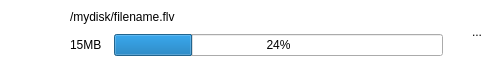
The window that plugin/filelistitem.ui (yuliswe/compress-video-ui) describes before a commit, drawn with Qt 5.
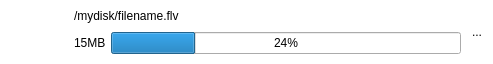
The same window after the commit. Icons and pictures are not drawn.

What changed in the file:
```diff
--- a/plugin/filelistitem.ui
+++ b/plugin/filelistitem.ui
@@ -11,7 +11,7 @@
    </rect>
   </property>
   <property name="sizePolicy">
-   <sizepolicy hsizetype="Expanding" vsizetype="Fixed">
+   <sizepolicy hsizetype="Expanding" vsizetype="Maximum">
     <horstretch>0</horstretch>
     <verstretch>0</verstretch>
    </sizepolicy>
@@ -54,6 +54,9 @@
 }</string>
   </property>
   <layout class="QHBoxLayout" name="horizontalLayout">
+   <property name="spacing">
+    <number>0</number>
+   </property>
    <property name="sizeConstraint">
     <enum>QLayout::SetMaximumSize</enum>
    </property>
@@ -92,6 +95,19 @@
     </widget>
    </item>
    <item>
+    <widget class="QWidget" name="widget" native="true">
+     <property name="sizePolicy">
+      <sizepolicy hsizetype="Preferred" vsizetype="Maximum">
+       <horstretch>0</horstretch>
+       <verstretch>0</verstretch>
+      </sizepolicy>
+     </property>
+     <property name="maximumSize">
+      <size>
+       <width>16777215</width>
+       <height>64</height>
+      </size>
+     </property>
     <layout class="QVBoxLayout" name="verticalLayout_2">
      <property name="spacing">
       <number>0</number>
@@ -99,6 +115,18 @@
      <property name="sizeConstraint">
       <enum>QLayout::SetDefaultConstraint</enum>
      </property>
+      <property name="leftMargin">
+       <number>10</number>
+      </property>
+      <property name="topMargin">
+       <number>1</number>
+      </property>
+      <property name="rightMargin">
+       <number>0</number>
+      </property>
+      <property name="bottomMargin">
+       <number>1</number>
+      </property>
      <item>
       <widget class="QLabel" name="filename">
        <property name="sizePolicy">
@@ -113,15 +141,40 @@
        <property name="text">
         <string>/mydisk/filename.flv</string>
        </property>
+        <property name="indent">
+         <number>0</number>
+        </property>
       </widget>
      </item>
      <item>
+       <widget class="QWidget" name="widget" native="true">
+        <property name="sizePolicy">
+         <sizepolicy hsizetype="Preferred" vsizetype="Maximum">
+          <horstretch>0</horstretch>
+          <verstretch>0</verstretch>
+         </sizepolicy>
+        </property>
+        <property name="maximumSize">
+         <size>
+          <width>16777215</width>
+          <height>25</height>
+         </size>
+        </property>
       <layout class="QHBoxLayout" name="horizontalLayout_2">
        <property name="spacing">
-        <number>12</number>
+          <number>5</number>
+         </property>
+         <property name="leftMargin">
+          <number>0</number>
+         </property>
+         <property name="topMargin">
+          <number>0</number>
        </property>
        <property name="rightMargin">
-        <number>12</number>
+          <number>0</number>
+         </property>
+         <property name="bottomMargin">
+          <number>0</number>
        </property>
        <item>
         <widget class="QLabel" name="fileinfo">
@@ -150,8 +203,10 @@
         </widget>
        </item>
       </layout>
-     </item>
-    </layout>
+       </widget>
+      </item>
+     </layout>
+    </widget>
    </item>
    <item>
     <widget class="QToolButton" name="deleteFileButton">
```
Lines whose indentation alone changed are shown as unchanged.
